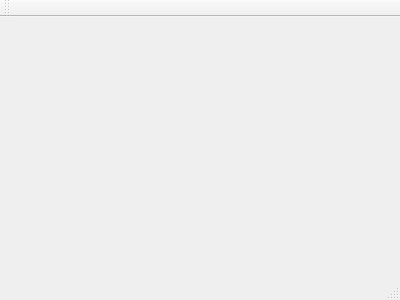
Above: mainwindow.ui from nathanpc/bookmarked before the change. Below: the same form after it.
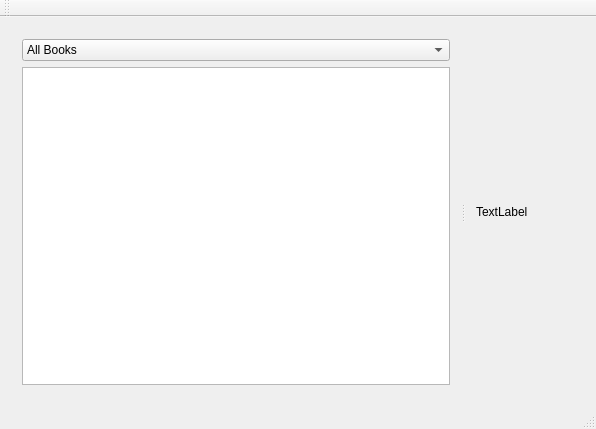
That is the form after the change.

Patch:
```diff
--- a/mainwindow.ui
+++ b/mainwindow.ui
@@ -1,24 +1,95 @@
 <ui version="4.0">
  <class>MainWindow</class>
- <widget class="QMainWindow" name="MainWindow" >
-  <property name="geometry" >
+ <widget class="QMainWindow" name="MainWindow">
+  <property name="geometry">
    <rect>
     <x>0</x>
     <y>0</y>
-    <width>400</width>
-    <height>300</height>
+    <width>596</width>
+    <height>429</height>
    </rect>
   </property>
   <property name="windowTitle" >
    <string>MainWindow</string>
   </property>
-  <widget class="QMenuBar" name="menuBar" />
-  <widget class="QToolBar" name="mainToolBar" />
-  <widget class="QWidget" name="centralWidget" />
-  <widget class="QStatusBar" name="statusBar" />
+  <widget class="QWidget" name="centralWidget">
+   <layout class="QGridLayout" name="gridLayout">
+    <item row="0" column="0">
+     <widget class="QSplitter" name="splitter">
+      <property name="sizePolicy">
+       <sizepolicy hsizetype="Expanding" vsizetype="Expanding">
+        <horstretch>0</horstretch>
+        <verstretch>0</verstretch>
+       </sizepolicy>
+      </property>
+      <property name="orientation">
+       <enum>Qt::Horizontal</enum>
+      </property>
+      <widget class="QWidget" name="verticalLayoutWidget">
+       <layout class="QVBoxLayout" name="verticalLayout">
+        <item>
+         <widget class="QComboBox" name="comboBox">
+          <item>
+           <property name="text">
+            <string>All Books</string>
+           </property>
+          </item>
+         </widget>
+        </item>
+        <item>
+         <widget class="QListView" name="listView">
+          <property name="sizePolicy">
+           <sizepolicy hsizetype="Expanding" vsizetype="Expanding">
+            <horstretch>0</horstretch>
+            <verstretch>0</verstretch>
+           </sizepolicy>
+          </property>
+         </widget>
+        </item>
+       </layout>
+      </widget>
+      <widget class="QWidget" name="verticalLayoutWidget_2">
+       <layout class="QVBoxLayout" name="verticalLayout_2" stretch="0">
+        <item>
+         <widget class="QLabel" name="label_2">
+          <property name="sizePolicy">
+           <sizepolicy hsizetype="Preferred" vsizetype="Preferred">
+            <horstretch>0</horstretch>
+            <verstretch>0</verstretch>
+           </sizepolicy>
+          </property>
+          <property name="text">
+           <string>TextLabel</string>
+          </property>
+         </widget>
+        </item>
+       </layout>
+      </widget>
+     </widget>
+    </item>
+   </layout>
+  </widget>
+  <widget class="QMenuBar" name="menuBar">
+   <property name="geometry">
+    <rect>
+     <x>0</x>
+     <y>0</y>
+     <width>596</width>
+     <height>27</height>
+    </rect>
+   </property>
+  </widget>
+  <widget class="QToolBar" name="mainToolBar">
+   <attribute name="toolBarArea">
+    <enum>TopToolBarArea</enum>
+   </attribute>
+   <attribute name="toolBarBreak">
+    <bool>false</bool>
+   </attribute>
+  </widget>
+  <widget class="QStatusBar" name="statusBar"/>
  </widget>
- <layoutDefault spacing="6" margin="11" />
- <pixmapfunction></pixmapfunction>
+ <layoutdefault spacing="6" margin="11"/>
  <resources/>
  <connections/>
 </ui>
```
Left out of the diff: 3 changed lines with no effect on the pictures.
